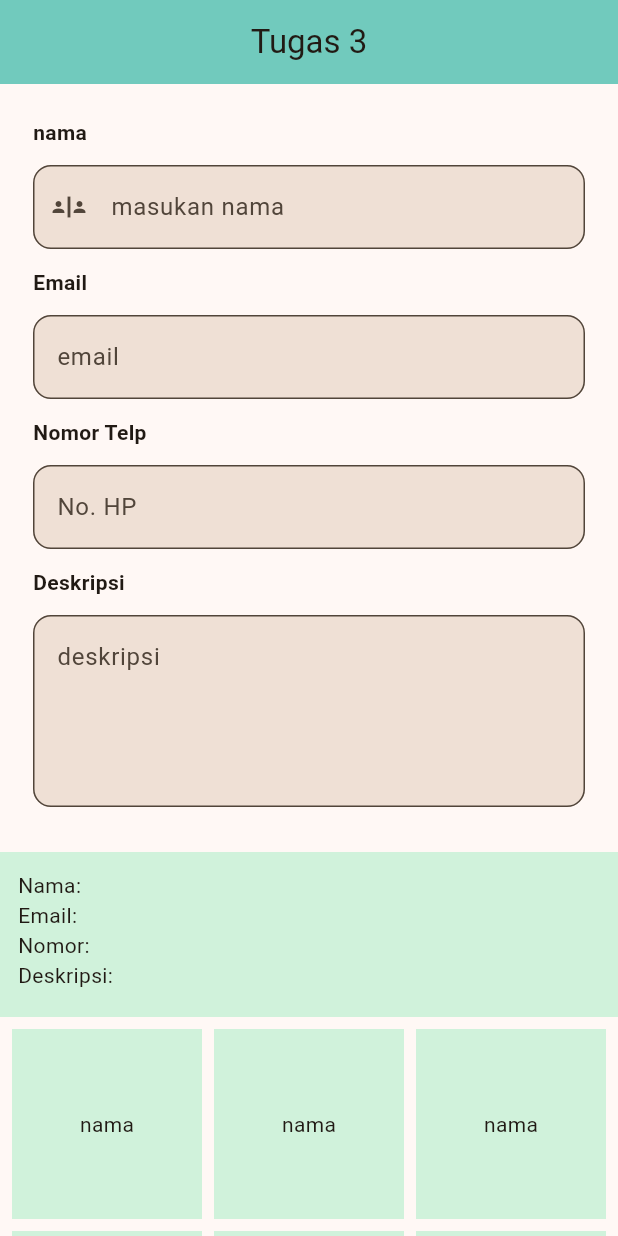
After one commit to baayqq/bayuppkd_b_2, a Flutter app: the screen it shows after launch, on a phone screen of 412 x 824 dp. The commit adds this screen. Run offline on Flutter 3.47's test engine with Material 3 defaults, Android fonts, the phone set to English and light mode, and no system bars; missing offline and left inert: dart:ffi.

Commit message:
belum selesai tugas 3 dan 4

```diff
--- a/lib/main.dart
+++ b/lib/main.dart
@@ -1,5 +1,7 @@
 //import 'package:bayuppkd_b_2/meet_1/meet1.dart';
-import 'package:bayuppkd_b_2/meet_1/meet2_2.dart';
+//import 'package:bayuppkd_b_2/meet_2/meet2_2.dart';
+import 'package:bayuppkd_b_2/meet_3/tugas_3.dart';
+import 'package:bayuppkd_b_2/meet_3/tugas_3b.dart';
 //import 'package:bayuppkd_b_2/meet_1/meet_2.dart';
 //import 'package:bayuppkd_b_2/meet_1/tugas_1_flutter.dart';
 import 'package:flutter/material.dart';
@@ -35,7 +37,7 @@ class MyApp extends StatelessWidget {
         // tested with just a hot reload.
         colorScheme: ColorScheme.fromSeed(seedColor: Colors.orange),
       ),
-      home: mTugaasDua(),
+      home: TugasTiga(),
     );
   }
 }
--- /dev/null
+++ b/lib/meet_3/tugas_3.dart
@@ -0,0 +1,225 @@
+import 'dart:ffi';
+
+import 'package:flutter/material.dart';
+
+class TugasTiga extends StatefulWidget {
+  TugasTiga({super.key});
+
+  @override
+  State<TugasTiga> createState() => _TugasTigaState();
+}
+
+class _TugasTigaState extends State<TugasTiga> {
+  TextEditingController _controllerNama = TextEditingController();
+  TextEditingController _controllerEmail = TextEditingController();
+  TextEditingController _controllerTelp = TextEditingController();
+  TextEditingController _controllerDeskripsi = TextEditingController();
+
+  @override
+  Widget build(BuildContext context) {
+    return Scaffold(
+      appBar: AppBar(
+        title: Text("Tugas 3"),
+        backgroundColor: Color(0x9003A791),
+        centerTitle: true,
+      ),
+
+      body: SingleChildScrollView(
+        padding: const EdgeInsets.all(0),
+        child: Column(
+          children: [
+            Container(
+              // decoration: BoxDecoration(
+              //   color: Color(0x6081E7AF),
+              //   border: Border.all(color: Colors.black87),
+              // ),
+              padding: EdgeInsets.all(22),
+              //margin: EdgeInsets.all(0),
+              //color: Color(0x6081E7AF),
+              child: Column(
+                children: [
+                  Row(
+                    children: [
+                      Text(
+                        "nama",
+                        style: TextStyle(fontWeight: FontWeight.bold),
+                      ),
+                    ],
+                  ),
+                  SizedBox(height: 12),
+                  TextField(
+                    controller: _controllerNama,
+                    onChanged: (value) {
+                      setState(() {
+                        _controllerNama.text = value;
+                      });
+                    },
+
+                    decoration: InputDecoration(
+                      prefixIcon: Icon(Icons.safety_divider),
+                      hintText: "masukan nama",
+                      filled: true,
+                      border: OutlineInputBorder(
+                        borderRadius: BorderRadius.circular(12),
+                        borderSide: BorderSide(
+                          color: Color(0xffD2D0A0),
+                          width: 1,
+                        ),
+                      ),
+                    ),
+                  ),
+                  SizedBox(height: 12),
+                  Row(
+                    children: [
+                      Text(
+                        "Email",
+                        style: TextStyle(fontWeight: FontWeight.bold),
+                      ),
+                    ],
+                  ),
+                  SizedBox(height: 12),
+                  TextField(
+                    controller: _controllerEmail,
+                    onChanged: (value) {
+                      setState(() {
+                        _controllerEmail.text = value;
+                      });
+                    },
+                    decoration: InputDecoration(
+                      hintText: "email",
+                      filled: true,
+                      border: OutlineInputBorder(
+                        borderRadius: BorderRadius.circular(12),
+                        borderSide: BorderSide(
+                          color: Color(0xffD2D0A0),
+                          width: 1,
+                        ),
+                      ),
+                    ),
+                  ),
+                  SizedBox(height: 12),
+                  Row(
+                    children: [
+                      Text(
+                        "Nomor Telp",
+                        style: TextStyle(fontWeight: FontWeight.bold),
+                      ),
+                    ],
+                  ),
+                  SizedBox(height: 12),
+                  TextField(
+                    controller: _controllerTelp,
+                    onChanged: (value) {
+                      setState(() {
+                        _controllerTelp.text = value;
+                      });
+                    },
+                    keyboardType: TextInputType.number,
+                    decoration: InputDecoration(
+                      hintText: "No. HP",
+                      filled: true,
+                      border: OutlineInputBorder(
+                        borderRadius: BorderRadius.circular(12),
+                        borderSide: BorderSide(
+                          color: Color(0xffD2D0A0),
+                          width: 1,
+                        ),
+                      ),
+                    ),
+                  ),
+                  SizedBox(height: 12),
+                  Row(
+                    children: [
+                      Text(
+                        "Deskripsi",
+                        style: TextStyle(fontWeight: FontWeight.bold),
+                      ),
+                    ],
+                  ),
+                  SizedBox(height: 12),
+                  TextField(
+                    controller: _controllerDeskripsi,
+                    onChanged: (value) {
+                      setState(() {
+                        _controllerDeskripsi.text = value;
+                      });
+                    },
+                    maxLines: 4,
+                    decoration: InputDecoration(
+                      hintText: "deskripsi",
+                      filled: true,
+                      border: OutlineInputBorder(
+                        borderRadius: BorderRadius.circular(12),
+                        borderSide: BorderSide(
+                          color: Color(0xffD2D0A0),
+                          width: 1,
+                        ),
+                      ),
+                    ),
+                  ),
+                ],
+              ),
+            ),
+            SizedBox(height: 8),
+            Container(
+              height: 110,
+              width: double.infinity,
+              color: Color(0x6081E7AF),
+              child: Padding(
+                padding: const EdgeInsets.all(12.0),
+                child: Column(
+                  crossAxisAlignment: CrossAxisAlignment.start,
+                  children: [
+                    Text('Nama: ${_controllerNama.text}'),
+                    Text('Email: ${_controllerEmail.text}'),
+                    Text('Nomor: ${_controllerTelp.text}'),
+                    Text('Deskripsi: ${_controllerDeskripsi.text}'),
+                  ],
+                ),
+              ),
+            ),
+            Padding(
+              padding: const EdgeInsets.all(8.0),
+              child: SizedBox(
+                height: 300,
+                child: GridView.count(
+                  shrinkWrap: true,
+                  physics: NeverScrollableScrollPhysics(),
+                  crossAxisSpacing: 8,
+                  mainAxisSpacing: 8,
+                  crossAxisCount: 3,
+                  children: <Widget>[
+                    Container(
+                      color: Color(0x6081E7AF),
+                      child: Stack(children: [Center(child: Text("nama"))]),
+                    ),
+                    Container(
+                      color: Color(0x6081E7AF),
+                      child: Stack(children: [Center(child: Text("nama"))]),
+                    ),
+                    Container(
+                      color: Color(0x6081E7AF),
+                      child: Stack(children: [Center(child: Text("nama"))]),
+                    ),
+                    Container(
+                      color: Color(0x6081E7AF),
+                      child: Stack(children: [Center(child: Text("nama"))]),
+                    ),
+                    Container(
+                      color: Color(0x6081E7AF),
+                      child: Stack(children: [Center(child: Text("nama"))]),
+                    ),
+                    Container(
+                      color: Color(0x6081E7AF),
+                      child: Stack(children: [Center(child: Text("nama"))]),
+                    ),
+                  ],
+                ),
+              ),
+            ),
+          ],
+        ),
+      ),
+    );
+  }
+}
```
Also changed, not shown: lib/meet_3/tugas_3b.dart (added, +228 -0 lines), lib/meet_2/meet2_2.dart (renamed from lib/meet_1/meet2_2.dart), lib/meet_2/meet_2.dart (renamed from lib/meet_1/meet_2.dart).
